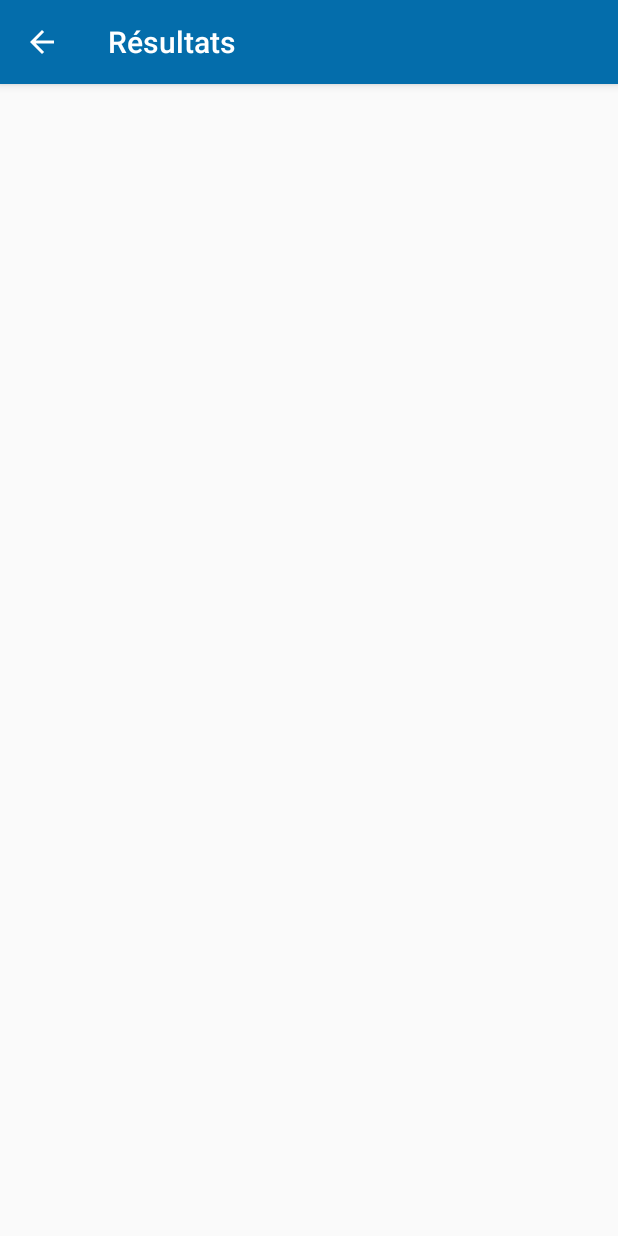
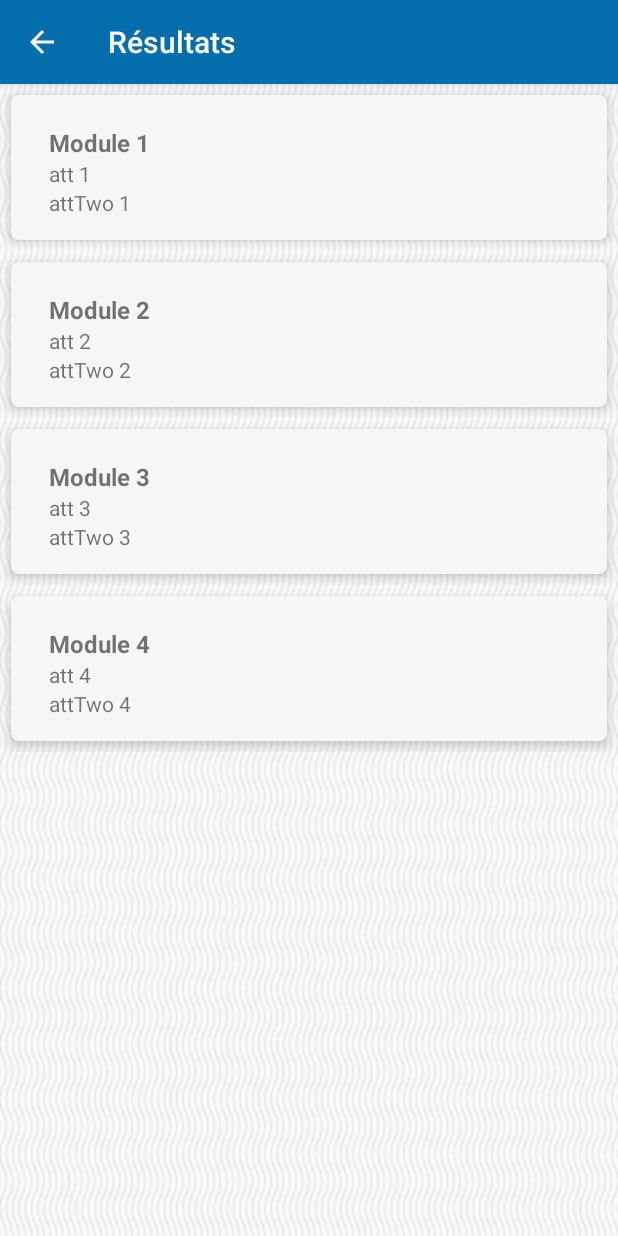
Before and after one commit to Master-ISI-Projects/usms-mobile, an Android app: the Student_result_Activity screen opened directly, with no data from a screen before it, on a phone screen of 412 x 824 dp. Run offline under Robolectric (Android 15) with nearby library versions, the light colour scheme and no system bars.

Commit message:
Added student result activity and floating action button

```diff
--- a/app/src/main/java/com/USMS/Mobile/StudentAuthActivity.java
+++ b/app/src/main/java/com/USMS/Mobile/StudentAuthActivity.java
@@ -37,8 +37,9 @@ public class StudentAuthActivity extends AppCompatActivity {
         fab.setOnClickListener(new View.OnClickListener() {
             @Override
             public void onClick(View view) {
-                Snackbar.make(view, "Replace with your own action", Snackbar.LENGTH_LONG)
-                        .setAction("Action", null).show();
+                Intent intent = new Intent(StudentAuthActivity.this,
+                        com.USMS.Mobile.Student_notification_Activity.class);
+                startActivity(intent);
             }
         });
         DrawerLayout drawer = findViewById(R.id.drawer_layout);
--- a/app/src/main/java/com/USMS/Mobile/Student_result_Activity.java
+++ b/app/src/main/java/com/USMS/Mobile/Student_result_Activity.java
@@ -1,11 +1,14 @@
 package com.USMS.Mobile;
 
 import androidx.appcompat.app.AppCompatActivity;
+import androidx.recyclerview.widget.LinearLayoutManager;
 import androidx.recyclerview.widget.RecyclerView;
 
 import android.os.Bundle;
 
 import com.USMS.Mobile.models.NotificationItem;
+import com.USMS.Mobile.models.ResultItem;
+import com.USMS.Mobile.models.ResultItemAdapter;
 
 import java.util.ArrayList;
 
@@ -13,7 +16,7 @@ public class Student_result_Activity extends AppCompatActivity {
     RecyclerView recyclerView;
     RecyclerView.Adapter myAdapter;
     RecyclerView.LayoutManager layoutManager;
-    ArrayList<NotificationItem> itemList;
+    ArrayList<ResultItem> itemList;
 
     @Override
     protected void onCreate(Bundle savedInstanceState) {
@@ -22,6 +25,22 @@ public class Student_result_Activity extends AppCompatActivity {
         setTitle(R.string.menu_student_result);
         assert getSupportActionBar() != null;   //null check
         getSupportActionBar().setDisplayHomeAsUpEnabled(true);
+
+        recyclerView = findViewById(R.id.result_list);
+        recyclerView.setHasFixedSize(true);
+        layoutManager = new LinearLayoutManager(this);
+        recyclerView.setLayoutManager(layoutManager);
+
+        itemList = new ArrayList<ResultItem>();
+        itemList.add(new ResultItem("Module 1", "att 1", "attTwo 1"));
+        itemList.add(new ResultItem("Module 2", "att 2", "attTwo 2"));
+        itemList.add(new ResultItem("Module 3", "att 3", "attTwo 3"));
+        itemList.add(new ResultItem("Module 4", "att 4", "attTwo 4"));
+
+
+        myAdapter = new ResultItemAdapter(this, itemList);
+        recyclerView.setAdapter(myAdapter);
+
     }
     @Override
     public boolean onSupportNavigateUp(){
--- a/app/src/main/res/layout/activity_student_result_.xml
+++ b/app/src/main/res/layout/activity_student_result_.xml
@@ -1,9 +1,12 @@
 <?xml version="1.0" encoding="utf-8"?>
-<androidx.constraintlayout.widget.ConstraintLayout xmlns:android="http://schemas.android.com/apk/res/android"
-    xmlns:app="http://schemas.android.com/apk/res-auto"
-    xmlns:tools="http://schemas.android.com/tools"
-    android:layout_width="match_parent"
-    android:layout_height="match_parent"
-    tools:context=".Student_result_Activity">
+<LinearLayout xmlns:android="http://schemas.android.com/apk/res/android"
+    android:orientation="vertical" android:layout_width="match_parent"
+    android:background="@drawable/background_lines"
+    android:layout_height="match_parent">
 
-</androidx.constraintlayout.widget.ConstraintLayout>
+
+    <androidx.recyclerview.widget.RecyclerView
+        android:id="@+id/result_list"
+        android:layout_width="match_parent"
+        android:layout_height="match_parent" />
+</LinearLayout>
--- a/app/src/main/res/layout/app_bar_student_auth.xml
+++ b/app/src/main/res/layout/app_bar_student_auth.xml
@@ -27,7 +27,9 @@
         android:layout_width="wrap_content"
         android:layout_height="wrap_content"
         android:layout_gravity="bottom|end"
+        app:borderWidth="0dp"
         android:layout_margin="@dimen/fab_margin"
+        android:backgroundTint="@color/colorPrimary"
         app:srcCompat="@android:drawable/ic_dialog_email" />
 
 </androidx.coordinatorlayout.widget.CoordinatorLayout>
```
